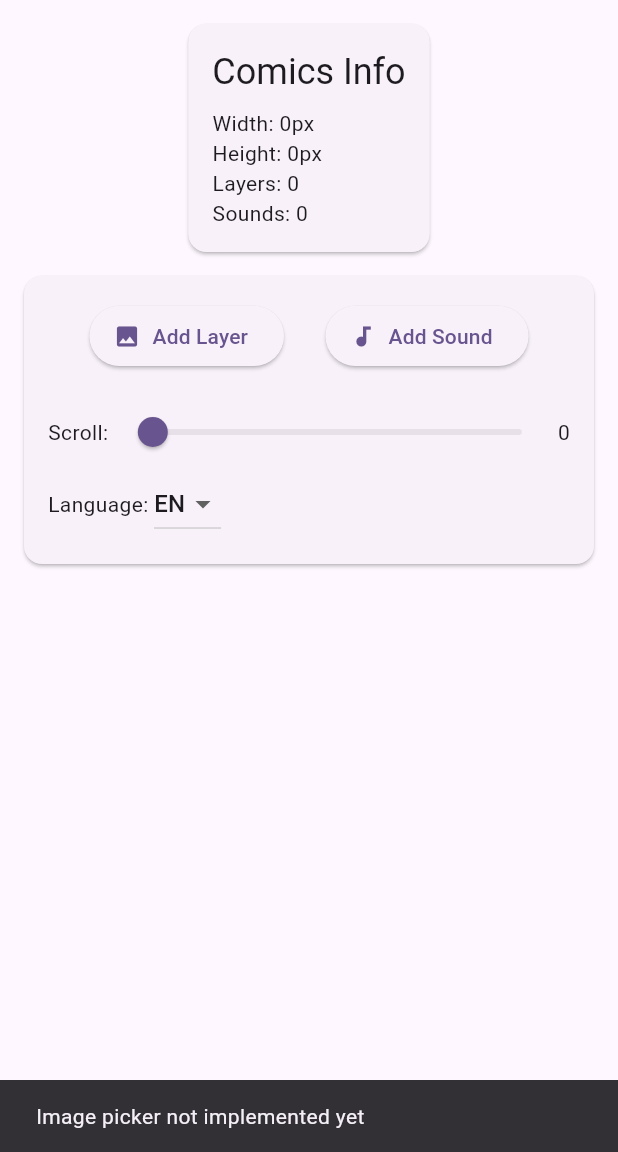
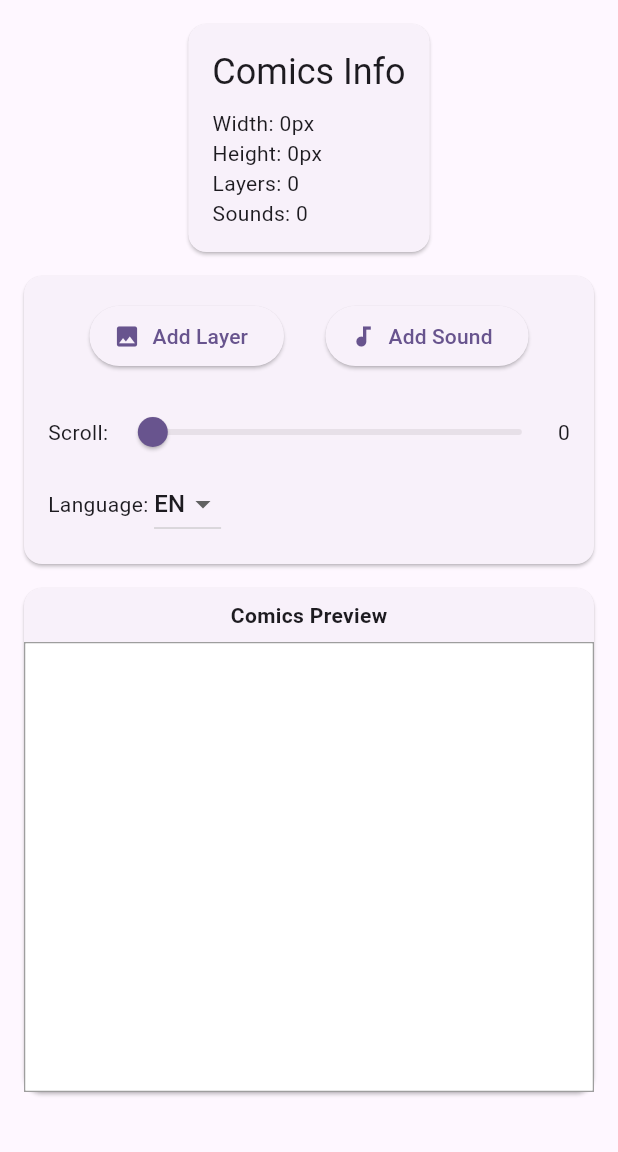
Before and after one commit to FreeDome108/flutter_freedome_editor_comics, a Flutter app: the screen it shows after launch, after a tap on "Add Layer", on a phone screen of 412 x 824 dp, the part 84-1236 px from its top. Run offline on Flutter 3.47's test engine with Material 3 defaults, Android fonts, the phone set to English and light mode, and no system bars; our stand-ins replace audioplayers, file_picker, plugin_platform_interface; statements that could not run were skipped.

Commit message:
Update LICENSE and enhance main.dart functionality
- Added a comprehensive license agreement in Thai, Russian, and English to the LICENSE file.
- Integrated file picker functionality in main.dart for adding image and audio layers.
- Improved UI with a scrollable view and added a comics preview canvas.
- Updated file management in image.dart and file_manager.dart to handle image processing and tile creation.
- Exported new utilities and widgets in freedome_editor_comics.dart for better modularity.

```diff
--- a/example/lib/main.dart
+++ b/example/lib/main.dart
@@ -1,5 +1,6 @@
 import 'package:flutter/material.dart';
 import 'package:freedome_editor_comics/freedome_editor_comics.dart';
+import 'package:file_picker/file_picker.dart';
 
 void main() {
   runApp(const MyApp());
@@ -69,7 +70,8 @@ class _ComicsEditorPageState extends State<ComicsEditorPage> {
           ),
         ],
       ),
-      body: Column(
+      body: SingleChildScrollView(
+        child: Column(
           children: [
           // Информация о комиксе
           Card(
@@ -105,24 +107,46 @@ class _ComicsEditorPageState extends State<ComicsEditorPage> {
                     children: [
                       ElevatedButton.icon(
                         onPressed: () async {
-                          // TODO: Implement image picker
+                          final result = await FilePicker.platform.pickFiles(
+                            type: FileType.image,
+                            allowMultiple: false,
+                          );
+
+                          if (result != null && result.files.isNotEmpty) {
+                            final file = result.files.first;
+                            if (file.path != null) {
+                              await _viewModel.addLayer(file.path!);
+                              setState(() {});
                               ScaffoldMessenger.of(context).showSnackBar(
-                            const SnackBar(
-                              content: Text('Image picker not implemented yet'),
+                                SnackBar(
+                                  content: Text('Layer added: ${file.name}'),
                                 ),
                               );
+                            }
+                          }
                         },
                         icon: const Icon(Icons.image),
                         label: const Text('Add Layer'),
                       ),
                       ElevatedButton.icon(
                         onPressed: () async {
-                          // TODO: Implement audio picker
+                          final result = await FilePicker.platform.pickFiles(
+                            type: FileType.audio,
+                            allowMultiple: false,
+                          );
+
+                          if (result != null && result.files.isNotEmpty) {
+                            final file = result.files.first;
+                            if (file.path != null) {
+                              await _viewModel.addSound(file.path!);
+                              setState(() {});
                               ScaffoldMessenger.of(context).showSnackBar(
-                            const SnackBar(
-                              content: Text('Audio picker not implemented yet'),
+                                SnackBar(
+                                  content: Text('Sound added: ${file.name}'),
                                 ),
                               );
+                            }
+                          }
                         },
                         icon: const Icon(Icons.audiotrack),
                         label: const Text('Add Sound'),
@@ -181,12 +205,43 @@ class _ComicsEditorPageState extends State<ComicsEditorPage> {
             ),
           ),
 
+          // Canvas для отображения комикса
+          Card(
+            margin: const EdgeInsets.all(16),
+            child: Column(
+              children: [
+                const Padding(
+                  padding: EdgeInsets.all(8),
+                  child: Text(
+                    'Comics Preview',
+                    style: TextStyle(fontWeight: FontWeight.bold),
+                  ),
+                ),
+                ComicsCanvas(viewModel: _viewModel, width: 400, height: 300),
+              ],
+            ),
+          ),
+
+          // Временная шкала анимаций
+          if (_viewModel.layers.isNotEmpty)
+            Card(
+              margin: const EdgeInsets.symmetric(horizontal: 16),
+              child: AnimationTimeline(
+                layerViewModel: _viewModel.layers.first,
+                scroll: _viewModel.scroll,
+                onScrollChanged: (value) {
+                  setState(() {
+                    _viewModel.scroll = value;
+                  });
+                },
+              ),
+            ),
+
           // Список слоев
-          Expanded(
-            child: ListView.builder(
-              itemCount: _viewModel.layers.length,
-              itemBuilder: (context, index) {
-                final layer = _viewModel.layers[index];
+          ..._viewModel.layers.asMap().entries.map(
+            (entry) {
+              final index = entry.key;
+              final layer = entry.value;
               return Card(
                 margin: const EdgeInsets.symmetric(
                   horizontal: 16,
@@ -209,8 +264,11 @@ class _ComicsEditorPageState extends State<ComicsEditorPage> {
               );
             },
           ),
+
+          // Добавляем отступ внизу
+          const SizedBox(height: 20),
+          ],
         ),
-        ],
       ),
     );
   }
--- a/lib/freedome_editor_comics.dart
+++ b/lib/freedome_editor_comics.dart
@@ -15,6 +15,11 @@ export 'models/pivot_animation.dart';
 // Utils
 export 'utils/file_manager.dart';
 export 'utils/zip_utils.dart';
+export 'utils/image_processor.dart';
+
+// Widgets
+export 'widgets/comics_canvas.dart';
+export 'widgets/animation_timeline.dart';
 
 // ViewModels
 export 'viewmodels/comics_view_model.dart';
--- /dev/null
+++ b/lib/widgets/comics_canvas.dart
@@ -0,0 +1,173 @@
+import 'package:flutter/material.dart';
+import 'dart:ui' as ui;
+import '../models/comics.dart';
+import '../models/layer.dart';
+import '../models/image.dart';
+import '../viewmodels/comics_view_model.dart';
+import '../viewmodels/layer_view_model.dart';
+
+/// Canvas для отображения и редактирования комиксов
+class ComicsCanvas extends StatefulWidget {
+  final ComicsViewModel viewModel;
+  final double width;
+  final double height;
+
+  const ComicsCanvas({
+    super.key,
+    required this.viewModel,
+    this.width = 400,
+    this.height = 600,
+  });
+
+  @override
+  State<ComicsCanvas> createState() => _ComicsCanvasState();
+}
+
+class _ComicsCanvasState extends State<ComicsCanvas> {
+  late ComicsViewModel _viewModel;
+  List<ui.Image> _cachedImages = [];
+  bool _isLoading = false;
+
+  @override
+  void initState() {
+    super.initState();
+    _viewModel = widget.viewModel;
+    _viewModel.addListener(_onViewModelChanged);
+    _loadImages();
+  }
+
+  @override
+  void dispose() {
+    _viewModel.removeListener(_onViewModelChanged);
+    super.dispose();
+  }
+
+  void _onViewModelChanged() {
+    setState(() {
+      _loadImages();
+    });
+  }
+
+  Future<void> _loadImages() async {
+    setState(() {
+      _isLoading = true;
+    });
+
+    _cachedImages.clear();
+
+    for (final layerViewModel in _viewModel.layers) {
+      final image = layerViewModel.currentImage;
+      if (image != null && image.file.isNotEmpty) {
+        try {
+          final uiImage = await _loadImageFromFile(image.file);
+          _cachedImages.add(uiImage);
+        } catch (e) {
+          print('Ошибка загрузки изображения: $e');
+          _cachedImages.add(await _createPlaceholderImage());
+        }
+      } else {
+        _cachedImages.add(await _createPlaceholderImage());
+      }
+    }
+
+    setState(() {
+      _isLoading = false;
+    });
+  }
+
+  Future<ui.Image> _loadImageFromFile(String filePath) async {
+    // TODO: Реализовать загрузку изображений из файловой системы
+    // Пока возвращаем placeholder
+    return await _createPlaceholderImage();
+  }
+
+  Future<ui.Image> _createPlaceholderImage() async {
+    final recorder = ui.PictureRecorder();
+    final canvas = Canvas(recorder);
+
+    final paint = Paint()
+      ..color = Colors.grey[300]!
+      ..style = PaintingStyle.fill;
+
+    canvas.drawRect(Rect.fromLTWH(0, 0, 200, 200), paint);
+
+    final picture = recorder.endRecording();
+    return await picture.toImage(200, 200);
+  }
+
+  @override
+  Widget build(BuildContext context) {
+    return Container(
+      width: widget.width,
+      height: widget.height,
+      decoration: BoxDecoration(
+        border: Border.all(color: Colors.grey),
+        color: Colors.white,
+      ),
+      child: _isLoading
+          ? const Center(child: CircularProgressIndicator())
+          : CustomPaint(
+              painter: ComicsPainter(
+                layers: _viewModel.layers,
+                cachedImages: _cachedImages,
+                scroll: _viewModel.scroll,
+              ),
+            ),
+    );
+  }
+}
+
+/// Painter для отрисовки комиксов
+class ComicsPainter extends CustomPainter {
+  final List<LayerViewModel> layers;
+  final List<ui.Image> cachedImages;
+  final double scroll;
+
+  ComicsPainter({
+    required this.layers,
+    required this.cachedImages,
+    required this.scroll,
+  });
+
+  @override
+  void paint(Canvas canvas, Size size) {
+    // Очищаем canvas
+    canvas.drawRect(
+      Rect.fromLTWH(0, 0, size.width, size.height),
+      Paint()..color = Colors.white,
+    );
+
+    // Рисуем слои
+    for (int i = 0; i < layers.length && i < cachedImages.length; i++) {
+      final layer = layers[i];
+      final image = cachedImages[i];
+      final animationState = layer.getAnimationState();
+
+      canvas.save();
+
+      // Применяем трансформации
+      canvas.translate(animationState.translateX, animationState.translateY);
+      canvas.rotate(animationState.rotation * 3.14159 / 180);
+      canvas.scale(animationState.scaleX, animationState.scaleY);
+
+      // Применяем прозрачность
+      final paint = Paint()
+        ..colorFilter = ColorFilter.mode(
+          Colors.white.withOpacity(animationState.alpha),
+          BlendMode.modulate,
+        );
+
+      // Рисуем изображение
+      canvas.drawImage(image, Offset.zero, paint);
+
+      canvas.restore();
+    }
+  }
+
+  @override
+  bool shouldRepaint(ComicsPainter oldDelegate) {
+    return oldDelegate.scroll != scroll ||
+        oldDelegate.layers.length != layers.length ||
+        oldDelegate.cachedImages.length != cachedImages.length;
+  }
+}
```
Also changed, not shown: lib/models/image.dart (+10 -9 lines), lib/utils/file_manager.dart (+42 -4 lines), lib/utils/image_processor.dart (added, +161 -0 lines), lib/widgets/animation_timeline.dart (added, +217 -0 lines), 1 other file. Lines whose indentation alone changed are shown as unchanged.
